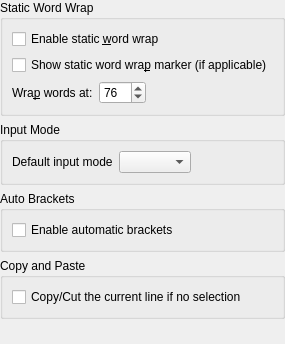
Old version of the form src/dialogs/editconfigwidget.ui in the repository KDE/ktexteditor.
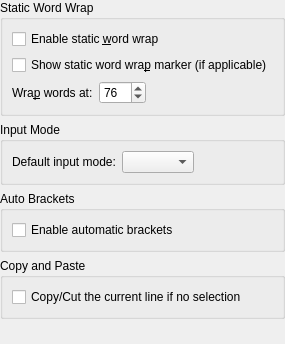
New version of the form. Custom widgets are drawn as their Qt base class.

Commit message: Add missing : behind labels

```diff
--- a/src/dialogs/editconfigwidget.ui
+++ b/src/dialogs/editconfigwidget.ui
@@ -107,7 +107,7 @@
       <item>
        <widget class="QLabel" name="lblInputMode">
         <property name="text">
-         <string>Default input mode</string>
+         <string>Default input mode:</string>
         </property>
        </widget>
       </item>
```
The commit also changes 2 other files.
